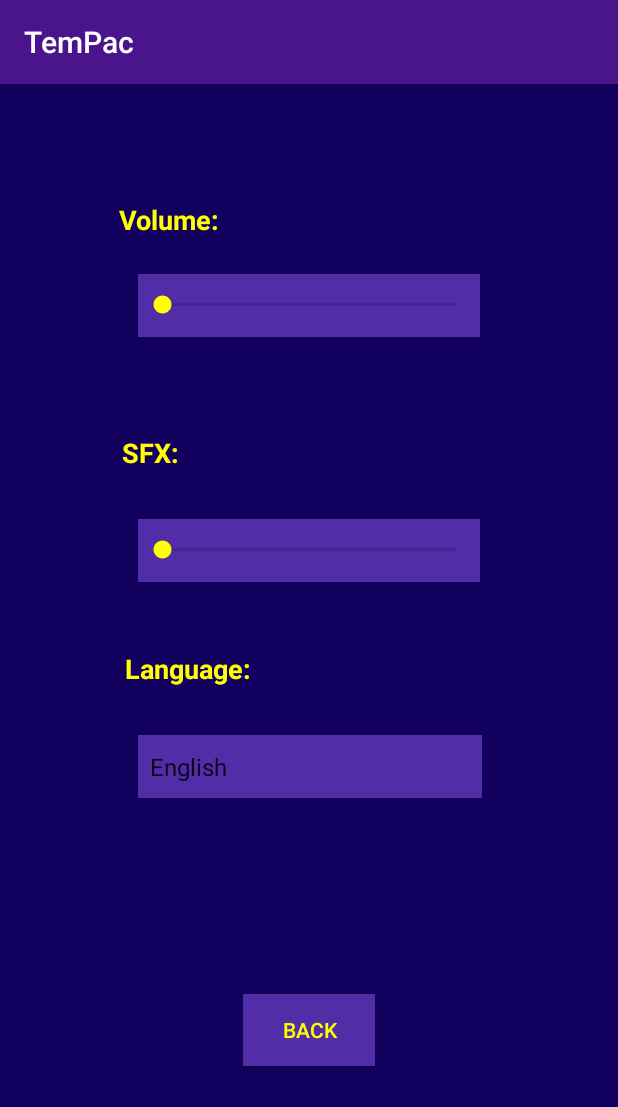
After one commit to miguelMarchPiris/TEMPAC_VIDEOGAME, an Android app: the SettingsActivity screen opened directly, with no data from a screen before it, on a phone screen of 412 x 824 dp. The commit adds this screen. Shown: the top 1107 px of the screen. Run offline under Robolectric (Android 15) with nearby library versions, the phone set to English and light mode, and no system bars; libraries missing offline, so code that uses them is left out: edu.ub.pis2019; 1 statement that could not run was skipped.

Commit message:
Settings Finished

```diff
--- a/project/app/src/main/AndroidManifest.xml
+++ b/project/app/src/main/AndroidManifest.xml
@@ -20,6 +20,8 @@
         </activity>
         <activity android:name=".CreditsActivity">
         </activity>
+        <activity android:name=".SettingsActivity">
+        </activity>
     </application>
 
 </manifest>
--- /dev/null
+++ b/project/app/src/main/java/edu/ub/pis2019/pis_16/tempac/SettingsActivity.kt
@@ -0,0 +1,44 @@
+package edu.ub.pis2019.pis_16.tempac
+
+import android.support.v7.app.AppCompatActivity
+import android.os.Bundle
+import android.view.View
+import android.widget.AdapterView
+import android.widget.AdapterView.OnItemSelectedListener
+import android.widget.ArrayAdapter
+import kotlinx.android.synthetic.main.activity_settings.*
+
+class SettingsActivity : AppCompatActivity(), OnItemSelectedListener{
+
+    override fun onCreate(savedInstanceState: Bundle?) {
+        super.onCreate(savedInstanceState)
+        setContentView(R.layout.activity_settings)
+        initSpinner()
+
+        //button to go back to the last/main activity
+        btn_back.setOnClickListener {
+
+        }
+
+        //spinner to show the languages
+        spn_languages.setOnClickListener {
+
+        }
+
+    }
+
+    //inicialitzes the Spinner
+    fun initSpinner(){
+        var adapterList : ArrayAdapter<CharSequence> = ArrayAdapter.createFromResource(this, R.array.languages, android.R.layout.simple_spinner_item)
+        adapterList.setDropDownViewResource(android.R.layout.simple_spinner_dropdown_item)
+        spn_languages.adapter=adapterList
+    }
+
+    override fun onItemSelected(arg0: AdapterView<*>, arg1: View, position: Int, id: Long) {
+        //we'll put here what we want the desplegable to do
+    }
+
+    override fun onNothingSelected(arg0: AdapterView<*>){
+
+    }
+}
--- /dev/null
+++ b/project/app/src/main/res/layout/activity_settings.xml
@@ -0,0 +1,84 @@
+<?xml version="1.0" encoding="utf-8"?>
+<android.support.constraint.ConstraintLayout
+        xmlns:android="http://schemas.android.com/apk/res/android"
+        xmlns:tools="http://schemas.android.com/tools"
+        xmlns:app="http://schemas.android.com/apk/res-auto"
+        android:layout_width="match_parent"
+        android:layout_height="match_parent"
+        tools:context=".SettingsActivity"
+        android:background="@color/colorPrimaryDark">
+
+    <Button
+            android:text="@string/back"
+            android:layout_width="wrap_content"
+            android:layout_height="wrap_content"
+            android:id="@+id/btn_back" android:layout_marginTop="8dp"
+            app:layout_constraintTop_toTopOf="parent" android:layout_marginBottom="8dp"
+            app:layout_constraintBottom_toBottomOf="parent" app:layout_constraintEnd_toEndOf="parent"
+            android:layout_marginEnd="8dp" android:layout_marginRight="8dp"
+            app:layout_constraintStart_toStartOf="parent" android:layout_marginLeft="8dp"
+            android:layout_marginStart="8dp" app:layout_constraintVertical_bias="0.85"
+            android:textColor="@color/colorAccent" android:background="#512DA8"
+            style="@style/Widget.AppCompat.Button"/>
+    <SeekBar
+            android:layout_width="228dp"
+            android:layout_height="42dp"
+            android:id="@+id/sB_volume" app:layout_constraintStart_toStartOf="parent" android:layout_marginLeft="8dp"
+            android:layout_marginStart="8dp" app:layout_constraintEnd_toEndOf="parent" android:layout_marginEnd="8dp"
+            android:layout_marginRight="8dp" android:layout_marginTop="8dp" app:layout_constraintTop_toTopOf="parent"
+            android:layout_marginBottom="8dp" app:layout_constraintBottom_toBottomOf="parent"
+            android:background="#512DA8"
+            app:layout_constraintVertical_bias="0.167"/>
+    <SeekBar
+            android:layout_width="228dp"
+            android:layout_height="42dp"
+            android:id="@+id/sB_sfx" app:layout_constraintStart_toStartOf="parent" android:layout_marginLeft="8dp"
+            android:layout_marginStart="8dp" app:layout_constraintEnd_toEndOf="parent" android:layout_marginEnd="8dp"
+            android:layout_marginRight="8dp" android:layout_marginTop="8dp" app:layout_constraintTop_toTopOf="parent"
+            android:layout_marginBottom="8dp" app:layout_constraintBottom_toBottomOf="parent"
+            android:background="#512DA8"
+            app:layout_constraintVertical_bias="0.397"/>
+    <TextView
+            android:text="@string/volume"
+            android:layout_width="wrap_content"
+            android:layout_height="wrap_content"
+            android:id="@+id/txt_volume" app:layout_constraintStart_toStartOf="parent" android:layout_marginLeft="8dp"
+            android:layout_marginStart="8dp" app:layout_constraintEnd_toEndOf="parent" android:layout_marginEnd="8dp"
+            android:layout_marginRight="8dp" android:layout_marginTop="8dp" app:layout_constraintTop_toTopOf="parent"
+            android:layout_marginBottom="8dp" app:layout_constraintBottom_toBottomOf="parent"
+            app:layout_constraintHorizontal_bias="0.218" app:layout_constraintVertical_bias="0.096"
+            android:textColor="@color/colorAccent" android:textSize="18sp" android:textStyle="bold"/>
+    <TextView
+            android:text="@string/sfx"
+            android:layout_width="wrap_content"
+            android:layout_height="wrap_content"
+            android:id="@+id/txt_sfx" android:layout_marginTop="8dp"
+            app:layout_constraintTop_toTopOf="parent" android:layout_marginBottom="8dp"
+            app:layout_constraintBottom_toBottomOf="parent" app:layout_constraintEnd_toEndOf="parent"
+            android:layout_marginEnd="8dp" android:layout_marginRight="8dp"
+            app:layout_constraintStart_toStartOf="parent" android:layout_marginLeft="8dp"
+            android:layout_marginStart="8dp" app:layout_constraintHorizontal_bias="0.204"
+            app:layout_constraintVertical_bias="0.31" android:textColor="@color/colorAccent" android:textSize="18sp"
+            android:textStyle="bold"/>
+    <Spinner
+            android:layout_width="229dp"
+            android:layout_height="42dp"
+            android:id="@+id/spn_languages" app:layout_constraintStart_toStartOf="parent"
+            android:layout_marginLeft="8dp"
+            android:layout_marginStart="8dp" app:layout_constraintEnd_toEndOf="parent" android:layout_marginEnd="8dp"
+            android:layout_marginRight="8dp" android:layout_marginTop="8dp" app:layout_constraintTop_toTopOf="parent"
+            android:layout_marginBottom="8dp" app:layout_constraintBottom_toBottomOf="parent"
+            android:background="#512DA8"
+            app:layout_constraintHorizontal_bias="0.503" app:layout_constraintVertical_bias="0.6"/>
+    <TextView
+            android:text="@string/language"
+            android:layout_width="wrap_content"
+            android:layout_height="wrap_content"
+            android:id="@+id/txt_languages" android:textColor="@color/colorAccent"
+            app:layout_constraintStart_toStartOf="parent"
+            android:layout_marginLeft="8dp" android:layout_marginStart="8dp" app:layout_constraintEnd_toEndOf="parent"
+            android:layout_marginEnd="8dp" android:layout_marginRight="8dp" android:layout_marginTop="8dp"
+            app:layout_constraintTop_toTopOf="parent" android:layout_marginBottom="8dp"
+            app:layout_constraintBottom_toBottomOf="parent" app:layout_constraintHorizontal_bias="0.241"
+            app:layout_constraintVertical_bias="0.508" android:textSize="18sp" android:textStyle="bold"/>
+</android.support.constraint.ConstraintLayout>
--- a/project/app/src/main/res/values/strings.xml
+++ b/project/app/src/main/res/values/strings.xml
@@ -1,11 +1,14 @@
 <resources>
+    <!-- LOGIN STRINGS: -->
     <string name="app_name">TemPac</string>
     <string name="googlePlayLogin">Google play games login</string>
     <string name="signUp">Sign Up</string>
     <string name="login">Log In</string>
     <string name="email">E-mail</string>
     <string name="password">Password</string>
-    <string name="madeby">Game made by: </string>
+
+    <!-- GAME OVER STRINGS: -->
+    <string name="madeby">Game made by:</string>
     <string name="credits">
         Carles Perez Onielfa \n\t\t(98perezcarles@gmail.com)\n
         Pau Soler Valadés \n\t\t(pau.soler.valades@gmail.com)\n
@@ -21,4 +24,15 @@
     <string name="menu">Menu</string>
     <string name="share">Share</string>
     <string name="tap_the_screen_to_play_again">Tap the screen to play again</string>
+
+    <!-- SETTINGS STRINGS: -->
+    <string name="volume">Volume:</string>
+    <string name="sfx">SFX:</string>
+    <string name="language">Language:</string>
+    <string name="back">Back</string>
+    <string-array name="languages">
+        <item>English</item>
+        <item>Spanish</item>
+        <item>Catalan</item>
+    </string-array>
 </resources>
```
Also changed, not shown: 1 other file.
